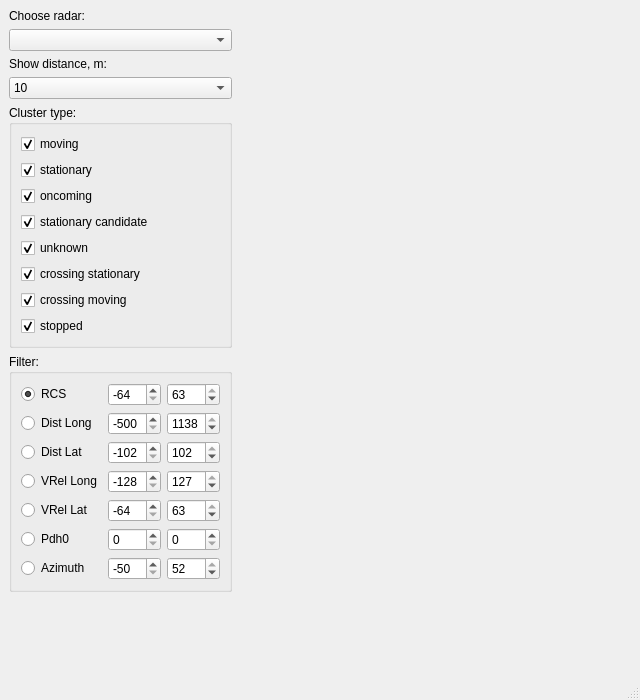
First picture: the form in displaydata.ui, repository anatoltrush/RadarVisual, before the edit.
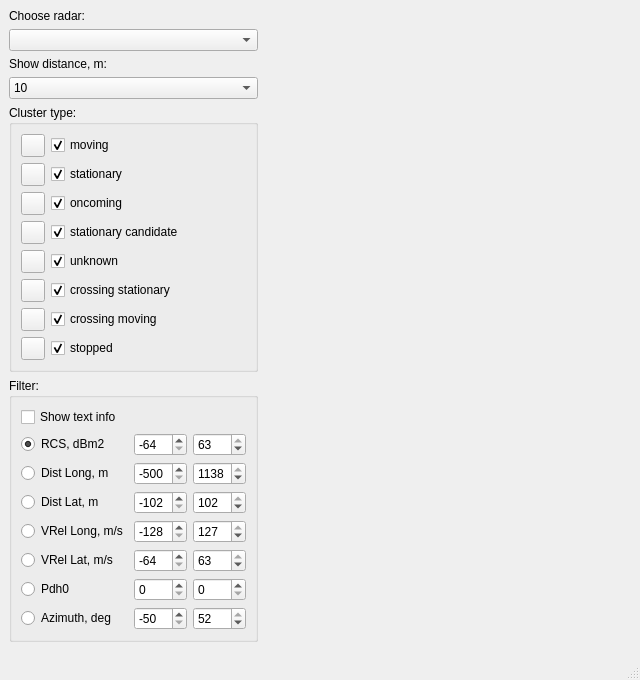
Second picture: the form after the edit. Icons and pictures are not drawn. Custom widgets are drawn as their Qt base class.

```diff
--- a/displaydata.ui
+++ b/displaydata.ui
@@ -7,7 +7,7 @@
     <x>0</x>
     <y>0</y>
     <width>640</width>
-    <height>700</height>
+    <height>680</height>
    </rect>
   </property>
   <property name="windowTitle">
@@ -18,7 +18,7 @@
     <normaloff>icon.ico</normaloff>icon.ico</iconset>
   </property>
   <widget class="QWidget" name="centralwidget">
-   <layout class="QGridLayout" name="gridLayout_2">
+   <layout class="QGridLayout" name="gridLayout_5">
     <item row="0" column="0" rowspan="2">
      <layout class="QVBoxLayout" name="verticalLayout_2">
       <property name="sizeConstraint">
@@ -96,28 +96,8 @@
         </property>
         <layout class="QGridLayout" name="gridLayout_3">
          <item row="0" column="0">
-          <layout class="QVBoxLayout" name="verticalLayout">
-           <item>
-            <widget class="QCheckBox" name="cBClMov">
-             <property name="text">
-              <string>moving</string>
-             </property>
-             <property name="checked">
-              <bool>true</bool>
-             </property>
-            </widget>
-           </item>
-           <item>
-            <widget class="QCheckBox" name="cBClStat">
-             <property name="text">
-              <string>stationary</string>
-             </property>
-             <property name="checked">
-              <bool>true</bool>
-             </property>
-            </widget>
-           </item>
-           <item>
+          <layout class="QGridLayout" name="gridLayout_2">
+           <item row="2" column="1">
             <widget class="QCheckBox" name="cBClOnCom">
              <property name="text">
               <string>oncoming</string>
@@ -127,20 +107,7 @@
              </property>
             </widget>
            </item>
-           <item>
-            <widget class="QCheckBox" name="cBClStatCond">
-             <property name="focusPolicy">
-              <enum>Qt::StrongFocus</enum>
-             </property>
-             <property name="text">
-              <string>stationary candidate</string>
-             </property>
-             <property name="checked">
-              <bool>true</bool>
-             </property>
-            </widget>
-           </item>
-           <item>
+           <item row="4" column="1">
             <widget class="QCheckBox" name="cBClUnkn">
              <property name="text">
               <string>unknown</string>
@@ -150,17 +117,7 @@
              </property>
             </widget>
            </item>
-           <item>
-            <widget class="QCheckBox" name="cBClCrossStat">
-             <property name="text">
-              <string>crossing stationary</string>
-             </property>
-             <property name="checked">
-              <bool>true</bool>
-             </property>
-            </widget>
-           </item>
-           <item>
+           <item row="6" column="1">
             <widget class="QCheckBox" name="cBClCrossMov">
              <property name="text">
               <string>crossing moving</string>
@@ -170,7 +127,7 @@
              </property>
             </widget>
            </item>
-           <item>
+           <item row="7" column="1">
             <widget class="QCheckBox" name="cBClStop">
              <property name="text">
               <string>stopped</string>
@@ -180,6 +137,105 @@
              </property>
             </widget>
            </item>
+           <item row="1" column="1">
+            <widget class="QCheckBox" name="cBClStat">
+             <property name="text">
+              <string>stationary</string>
+             </property>
+             <property name="checked">
+              <bool>true</bool>
+             </property>
+            </widget>
+           </item>
+           <item row="0" column="1">
+            <widget class="QCheckBox" name="cBClMov">
+             <property name="text">
+              <string>moving</string>
+             </property>
+             <property name="checked">
+              <bool>true</bool>
+             </property>
+            </widget>
+           </item>
+           <item row="3" column="1">
+            <widget class="QCheckBox" name="cBClStatCond">
+             <property name="focusPolicy">
+              <enum>Qt::StrongFocus</enum>
+             </property>
+             <property name="text">
+              <string>stationary candidate</string>
+             </property>
+             <property name="checked">
+              <bool>true</bool>
+             </property>
+            </widget>
+           </item>
+           <item row="5" column="1">
+            <widget class="QCheckBox" name="cBClCrossStat">
+             <property name="text">
+              <string>crossing stationary</string>
+             </property>
+             <property name="checked">
+              <bool>true</bool>
+             </property>
+            </widget>
+           </item>
+           <item row="0" column="0">
+            <widget class="QToolButton" name="tBMov">
+             <property name="text">
+              <string/>
+             </property>
+            </widget>
+           </item>
+           <item row="1" column="0">
+            <widget class="QToolButton" name="tBStat">
+             <property name="text">
+              <string/>
+             </property>
+            </widget>
+           </item>
+           <item row="2" column="0">
+            <widget class="QToolButton" name="tBOnc">
+             <property name="text">
+              <string/>
+             </property>
+            </widget>
+           </item>
+           <item row="3" column="0">
+            <widget class="QToolButton" name="tBStatCand">
+             <property name="text">
+              <string/>
+             </property>
+            </widget>
+           </item>
+           <item row="4" column="0">
+            <widget class="QToolButton" name="tBUnkn">
+             <property name="text">
+              <string/>
+             </property>
+            </widget>
+           </item>
+           <item row="5" column="0">
+            <widget class="QToolButton" name="tBCrStat">
+             <property name="text">
+              <string/>
+             </property>
+            </widget>
+           </item>
+           <item row="6" column="0">
+            <widget class="QToolButton" name="tBCrMov">
+             <property name="text">
+              <string/>
+             </property>
+            </widget>
+           </item>
+           <item row="7" column="0">
+            <widget class="QToolButton" name="tBStop">
+             <property name="text">
+              <string/>
+             </property>
+            </widget>
+           </item>
           </layout>
          </item>
         </layout>
@@ -191,21 +247,18 @@
          <string>Filter:</string>
         </property>
         <layout class="QGridLayout" name="gridLayout_4">
-         <item row="0" column="0">
+         <item row="1" column="0">
           <layout class="QGridLayout" name="gridLayout">
-           <item row="5" column="2">
-            <widget class="QSpinBox" name="sBPdh0Max"/>
-           </item>
-           <item row="1" column="2">
-            <widget class="QSpinBox" name="sBDistLongMax">
+           <item row="3" column="2">
+            <widget class="QSpinBox" name="sBVelLongMax">
              <property name="minimum">
-              <number>-500</number>
+              <number>-128</number>
              </property>
              <property name="maximum">
-              <number>1138</number>
+              <number>127</number>
              </property>
              <property name="value">
-              <number>1138</number>
+              <number>127</number>
              </property>
             </widget>
            </item>
@@ -228,21 +281,21 @@
              </property>
             </widget>
            </item>
-           <item row="6" column="1">
-            <widget class="QSpinBox" name="sBAzMin">
+           <item row="1" column="2">
+            <widget class="QSpinBox" name="sBDistLongMax">
              <property name="minimum">
-              <number>-50</number>
+              <number>-500</number>
              </property>
              <property name="maximum">
-              <number>52</number>
+              <number>1138</number>
              </property>
              <property name="value">
-              <number>-50</number>
+              <number>1138</number>
              </property>
             </widget>
            </item>
-           <item row="4" column="1">
-            <widget class="QSpinBox" name="sBVelLatMin">
+           <item row="0" column="1">
+            <widget class="QSpinBox" name="sBRcsMin">
              <property name="minimum">
               <number>-64</number>
              </property>
@@ -254,6 +307,26 @@
              </property>
             </widget>
            </item>
+           <item row="6" column="0">
+            <widget class="QRadioButton" name="rBAzimuth">
+             <property name="text">
+              <string>Azimuth, deg</string>
+             </property>
+            </widget>
+           </item>
+           <item row="0" column="2">
+            <widget class="QSpinBox" name="sBRcsMax">
+             <property name="minimum">
+              <number>-64</number>
+             </property>
+             <property name="maximum">
+              <number>63</number>
+             </property>
+             <property name="value">
+              <number>63</number>
+             </property>
+            </widget>
+           </item>
            <item row="4" column="2">
             <widget class="QSpinBox" name="sBVelLatMax">
              <property name="minimum">
@@ -267,16 +340,33 @@
              </property>
             </widget>
            </item>
-           <item row="0" column="1">
-            <widget class="QSpinBox" name="sBRcsMin">
+           <item row="5" column="2">
+            <widget class="QSpinBox" name="sBPdh0Max"/>
+           </item>
+           <item row="5" column="0">
+            <widget class="QRadioButton" name="rBPdh0">
+             <property name="text">
+              <string>Pdh0</string>
+             </property>
+            </widget>
+           </item>
+           <item row="2" column="1">
+            <widget class="QSpinBox" name="sBDistLatMin">
              <property name="minimum">
-              <number>-64</number>
+              <number>-102</number>
              </property>
              <property name="maximum">
-              <number>63</number>
+              <number>102</number>
              </property>
              <property name="value">
-              <number>-64</number>
+              <number>-102</number>
+             </property>
+            </widget>
+           </item>
+           <item row="2" column="0">
+            <widget class="QRadioButton" name="rBDistLat">
+             <property name="text">
+              <string>Dist Lat, m</string>
              </property>
             </widget>
            </item>
@@ -293,55 +383,53 @@
              </property>
             </widget>
            </item>
-           <item row="1" column="1">
-            <widget class="QSpinBox" name="sBDistLongMin">
-             <property name="minimum">
-              <number>-500</number>
+           <item row="1" column="0">
+            <widget class="QRadioButton" name="rBDistLong">
+             <property name="text">
+              <string>Dist Long, m</string>
              </property>
-             <property name="maximum">
-              <number>1138</number>
+            </widget>
+           </item>
+           <item row="3" column="0">
+            <widget class="QRadioButton" name="rBVRelLong">
+             <property name="text">
+              <string>VRel Long, m/s</string>
              </property>
-             <property name="value">
-              <number>-500</number>
-             </property>
             </widget>
            </item>
-           <item row="2" column="1">
-            <widget class="QSpinBox" name="sBDistLatMin">
-             <property name="minimum">
-              <number>-102</number>
+           <item row="0" column="0">
+            <widget class="QRadioButton" name="rBRcs">
+             <property name="text">
+              <string>RCS, dBm2</string>
              </property>
-             <property name="maximum">
-              <number>102</number>
+             <property name="checked">
+              <bool>true</bool>
              </property>
-             <property name="value">
-              <number>-102</number>
-             </property>
             </widget>
            </item>
-           <item row="3" column="2">
-            <widget class="QSpinBox" name="sBVelLongMax">
+           <item row="4" column="1">
+            <widget class="QSpinBox" name="sBVelLatMin">
              <property name="minimum">
-              <number>-128</number>
+              <number>-64</number>
              </property>
              <property name="maximum">
-              <number>127</number>
+              <number>63</number>
              </property>
              <property name="value">
-              <number>127</number>
+              <number>-64</number>
              </property>
             </widget>
            </item>
-           <item row="0" column="2">
-            <widget class="QSpinBox" name="sBRcsMax">
+           <item row="6" column="1">
+            <widget class="QSpinBox" name="sBAzMin">
              <property name="minimum">
-              <number>-64</number>
+              <number>-50</number>
              </property>
              <property name="maximum">
-              <number>63</number>
+              <number>52</number>
              </property>
              <property name="value">
-              <number>63</number>
+              <number>-50</number>
              </property>
             </widget>
            </item>
@@ -358,63 +446,38 @@
              </property>
             </widget>
            </item>
+           <item row="1" column="1">
+            <widget class="QSpinBox" name="sBDistLongMin">
+             <property name="minimum">
+              <number>-500</number>
+             </property>
+             <property name="maximum">
+              <number>1138</number>
+             </property>
+             <property name="value">
+              <number>-500</number>
+             </property>
+            </widget>
+           </item>
            <item row="5" column="1">
             <widget class="QSpinBox" name="sBPdh0Min"/>
            </item>
-           <item row="0" column="0">
-            <widget class="QRadioButton" name="rBRcs">
-             <property name="text">
-              <string>RCS</string>
-             </property>
-             <property name="checked">
-              <bool>true</bool>
-             </property>
-            </widget>
-           </item>
-           <item row="1" column="0">
-            <widget class="QRadioButton" name="rBDistLong">
-             <property name="text">
-              <string>Dist Long</string>
-             </property>
-            </widget>
-           </item>
-           <item row="2" column="0">
-            <widget class="QRadioButton" name="rBDistLat">
-             <property name="text">
-              <string>Dist Lat</string>
-             </property>
-            </widget>
-           </item>
-           <item row="3" column="0">
-            <widget class="QRadioButton" name="rBVRelLong">
-             <property name="text">
-              <string>VRel Long</string>
-             </property>
-            </widget>
-           </item>
            <item row="4" column="0">
             <widget class="QRadioButton" name="rBVRelLat">
              <property name="text">
-              <string>VRel Lat</string>
-             </property>
-            </widget>
-           </item>
-           <item row="5" column="0">
-            <widget class="QRadioButton" name="rBPdh0">
-             <property name="text">
-              <string>Pdh0</string>
-             </property>
-            </widget>
-           </item>
-           <item row="6" column="0">
-            <widget class="QRadioButton" name="rBAzimuth">
-             <property name="text">
-              <string>Azimuth</string>
+              <string>VRel Lat, m/s</string>
              </property>
             </widget>
            </item>
           </layout>
          </item>
+         <item row="0" column="0">
+          <widget class="QCheckBox" name="cBInfo">
+           <property name="text">
+            <string>Show text info</string>
+           </property>
+          </widget>
+         </item>
         </layout>
        </widget>
       </item>
```
